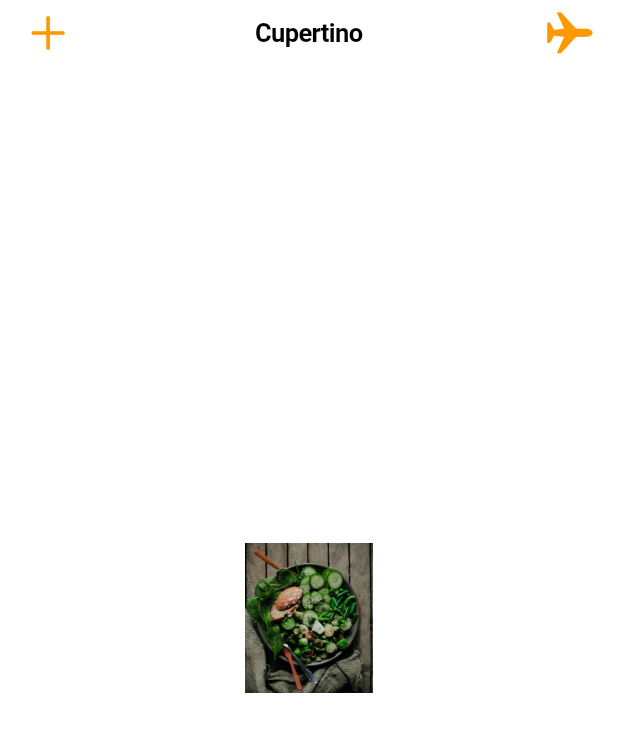
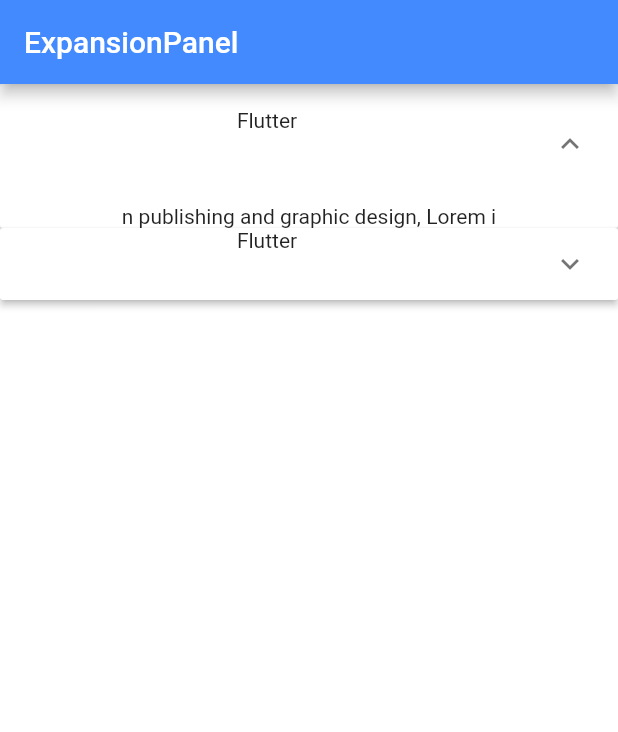
Before and after one commit to namaNIC/appbar_tabbar_ildc_demo, a Flutter app: the screen it shows after launch, on a phone screen of 412 x 824 dp. Shown: the top 732 px of the screen. Run offline on Flutter 3.47's test engine with Material 2 defaults, Android fonts, the phone set to English and light mode, and no system bars; Roboto replaces fonts that are missing (Avenir Next Demi Bold).

Commit message:
ExpansionPanel
-ExpansionPanel

```diff
--- /dev/null
+++ b/lib/ExpansionPanel/expansionPanelClass.dart
@@ -0,0 +1,74 @@
+import 'package:appbar_tabbar_ildc_demo/home.dart';
+import 'package:flutter/material.dart';
+
+class ExpantionClass extends StatefulWidget {
+  const ExpantionClass({Key? key}) : super(key: key);
+
+  @override
+  _ExpantionClassState createState() => _ExpantionClassState();
+}
+
+class _ExpantionClassState extends State<ExpantionClass> {
+  int? _activeMeterIndex = 0;
+
+  List<ItemModel> list = [
+    ItemModel(
+        expand: false,
+        headerTitle: 'Flutter',
+        description: "n publishing and graphic design, Lorem i"),
+    ItemModel(
+        expand: false,
+        headerTitle: 'Flutter',
+        description: "n publishing and graphic design, Lorem i")
+  ];
+
+  @override
+  Widget build(BuildContext context) {
+    return Scaffold(
+      appBar: MyBar(
+        title: Text('ExpansionPanel'),
+        backgroundColor: Colors.blueAccent,
+      ),
+      body: Container(
+        child: ListView.builder(
+          itemCount: list.length,
+          itemBuilder: (BuildContext context, int i) {
+            return ExpansionPanelList(
+              expansionCallback: (int index, bool status) {
+                setState(() {
+                  _activeMeterIndex = _activeMeterIndex == i ? null : i;
+                });
+              },
+              children: [
+                ExpansionPanel(
+                  headerBuilder: (BuildContext context, bool isExpand) {
+                    return Column(
+                      children: [
+                        Text(list[i].headerTitle),
+                      ],
+                    );
+                  },
+                  body: Container(
+                    child: Text(list[i].description),
+                  ),
+                  isExpanded: _activeMeterIndex == i,
+                ),
+              ],
+            );
+          },
+        ),
+      ),
+    );
+  }
+}
+
+class ItemModel {
+  ItemModel({
+    required this.expand,
+    required this.description,
+    required this.headerTitle,
+  });
+  bool expand;
+  final String headerTitle;
+  final String description;
+}
--- a/lib/main.dart
+++ b/lib/main.dart
@@ -1,9 +1,10 @@
 import 'package:appbar_tabbar_ildc_demo/CupertinoClasses/cupertino_widgets.dart';
+import 'package:appbar_tabbar_ildc_demo/ExpansionPanel/expansionPanelClass.dart';
 import 'package:appbar_tabbar_ildc_demo/Slivers/sliver_AppBar.dart';
 
 import 'package:appbar_tabbar_ildc_demo/Swapping/swapping.dart';
 import 'package:appbar_tabbar_ildc_demo/Utils/AppTheme.dart';
-import 'package:appbar_tabbar_ildc_demo/cupertino.dart';
+import 'package:appbar_tabbar_ildc_demo/CupertinoClasses/cupertino.dart';
 
 import 'package:flutter/material.dart';
 
@@ -19,9 +20,7 @@ class MyApp extends StatelessWidget {
       theme: AppTheme.lightTheme,
       darkTheme: AppTheme.darkTheme,
       debugShowCheckedModeBanner: false,
-
-      home: CuppertinoExample(),
-
+      home: ExpantionClass(),
     );
   }
 }
```
Also changed, not shown: lib/CupertinoClasses/cupertino.dart (renamed from lib/cupertino.dart), lib/Tabbar/tabbar.dart (renamed from lib/tabbar.dart).
